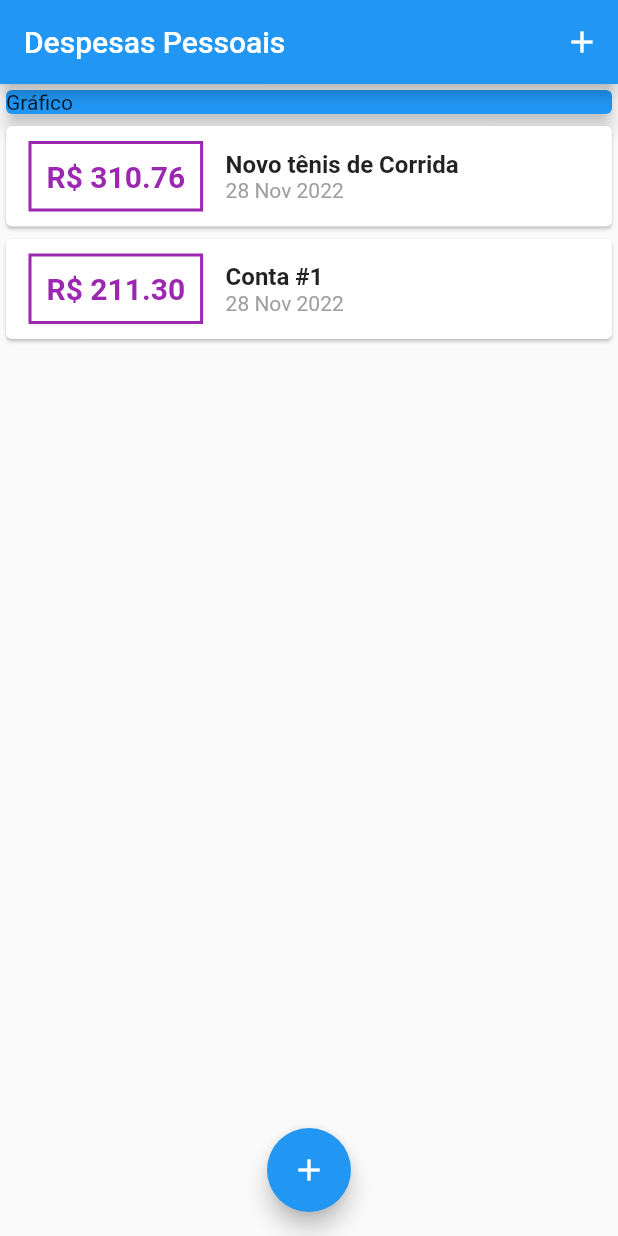
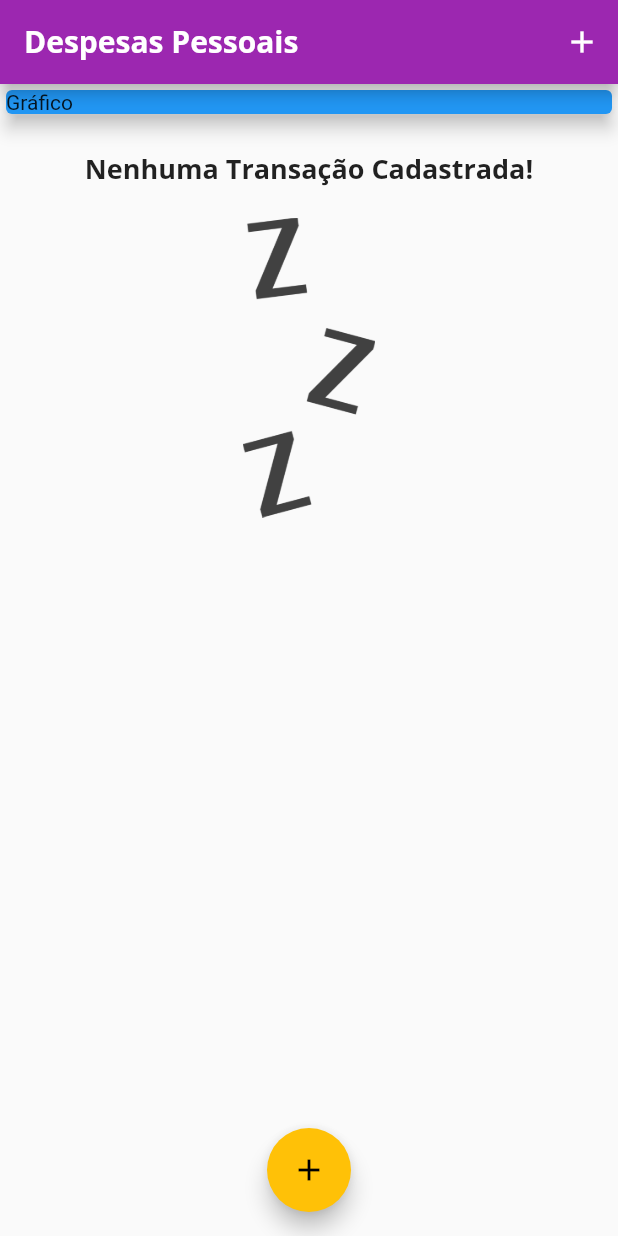
Before and after one commit to FabioRochaHelp/expenses, a Flutter app: the screen it shows after launch, on a phone screen of 412 x 824 dp. Run offline on Flutter 3.47's test engine with Material 2 defaults, Android fonts, the phone set to English and light mode, and no system bars.

```diff
--- a/lib/components/transaction_list.dart
+++ b/lib/components/transaction_list.dart
@@ -11,7 +11,29 @@ class TransactionList extends StatelessWidget {
   Widget build(BuildContext context) {
     return Container(
       height: 300,
-      child: ListView.builder(
+      child: transaction.isEmpty
+          ? Column(
+              children: [
+                SizedBox(
+                  height: 20,
+                ),
+                Text(
+                  'Nenhuma Transação Cadastrada!',
+                  style: Theme.of(context).textTheme.headline6,
+                ),
+                SizedBox(
+                  height: 20,
+                ),
+                Container(
+                  height: 200,
+                  child: Image.asset(
+                    'assets/images/waiting.png',
+                    fit: BoxFit.cover,
+                  ),
+                )
+              ],
+            )
+          : ListView.builder(
               itemCount: transaction.length,
               itemBuilder: (ctx, index) {
                 final tr = transaction[index];
@@ -19,10 +41,11 @@ class TransactionList extends StatelessWidget {
                     child: Row(
                   children: [
                     Container(
-                margin: EdgeInsets.symmetric(horizontal: 15, vertical: 10),
+                      margin:
+                          EdgeInsets.symmetric(horizontal: 15, vertical: 10),
                       decoration: BoxDecoration(
                         border: Border.all(
-                    color: Colors.purple,
+                          color: Theme.of(context).primaryColor,
                           width: 2,
                         ),
                       ),
@@ -32,7 +55,7 @@ class TransactionList extends StatelessWidget {
                         style: TextStyle(
                           fontWeight: FontWeight.bold,
                           fontSize: 20,
-                    color: Colors.purple,
+                          color: Theme.of(context).primaryColor,
                         ),
                       ),
                     ),
--- a/lib/main.dart
+++ b/lib/main.dart
@@ -12,6 +12,27 @@ class ExpensesApp extends StatelessWidget {
   Widget build(BuildContext context) {
     return MaterialApp(
       home: MyHomePage(),
+      theme: ThemeData(
+        primarySwatch: Colors.purple, // Cor padrão da App
+        accentColor: Colors.amber, // cor de destaque
+        fontFamily: 'Quicksand',
+        textTheme: ThemeData.light().textTheme.copyWith(
+              headline6: TextStyle(
+                fontFamily: 'OpenSans',
+                fontSize: 18,
+                fontWeight: FontWeight.bold,
+              ),
+            ),
+        appBarTheme: AppBarTheme(
+          textTheme: ThemeData.light().textTheme.copyWith(
+                headline6: TextStyle(
+                  fontFamily: 'OpenSans',
+                  fontSize: 20,
+                  fontWeight: FontWeight.bold,
+                ),
+              ),
+        ),
+      ),
     );
   }
 }
@@ -22,19 +43,19 @@ class MyHomePage extends StatefulWidget {
 }
 
 class _MyHomePageState extends State<MyHomePage> {
-  final _transactions = [
-    Transaction(
-      id: 't1',
-      title: 'Novo tênis de Corrida',
-      value: 310.76,
-      date: DateTime.now(),
-    ),
-    Transaction(
-      id: 't2',
-      title: 'Conta #1',
-      value: 211.30,
-      date: DateTime.now(),
-    ),
+  final List<Transaction> _transactions = [
+    // Transaction(
+    //   id: 't1',
+    //   title: 'Novo tênis de Corrida',
+    //   value: 310.76,
+    //   date: DateTime.now(),
+    // ),
+    // Transaction(
+    //   id: 't2',
+    //   title: 'Conta #1',
+    //   value: 211.30,
+    //   date: DateTime.now(),
+    // ),
   ];
 
   _addTransaction(String title, double value) {
```
Also changed, not shown: pubspec.yaml (+13 -8 lines), assets/fonts/OpenSans-Bold.ttf (added), assets/fonts/OpenSans-Regular.ttf (added), assets/fonts/Quicksand-Bold.ttf (added), assets/fonts/Quicksand-Light.ttf (added), assets/fonts/Quicksand-Medium.ttf (added), assets/fonts/Quicksand-Regular.ttf (added), assets/images/waiting.png (added). Lines whose indentation alone changed are shown as unchanged.
